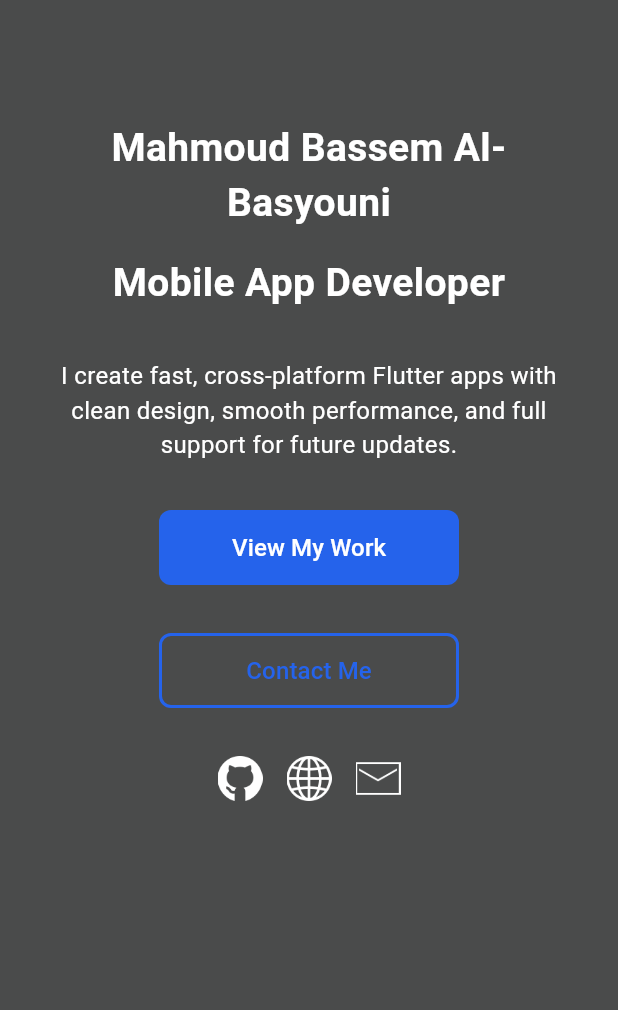
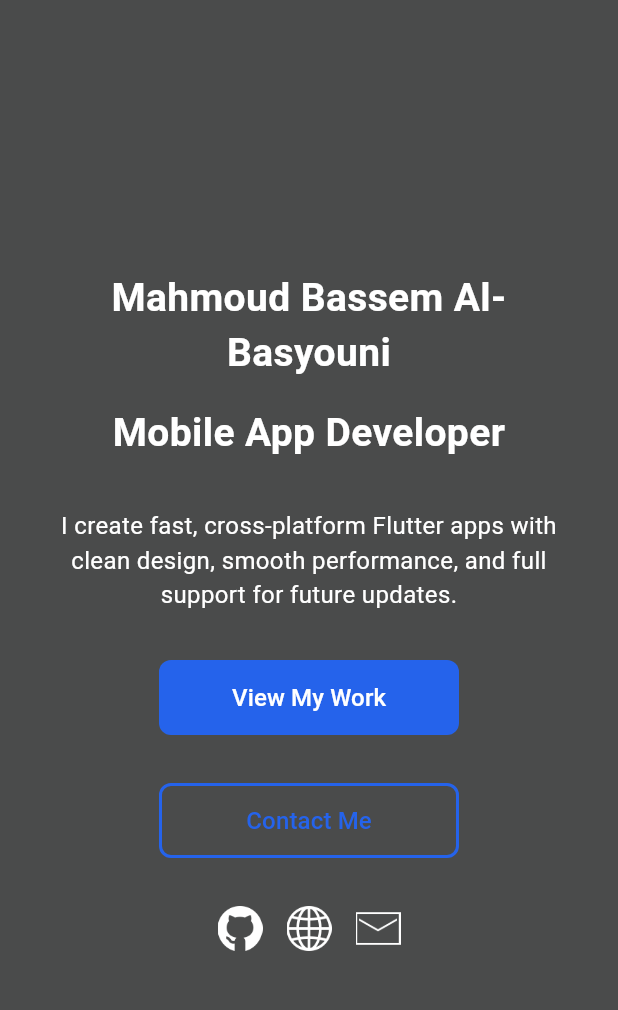
Before and after one commit to Beso-07/my-website, a Flutter app: the screen it shows after launch, after a tap on "View My Work", on a phone screen of 412 x 824 dp, the part 120-1130 px from its top. Run offline on Flutter 3.47's test engine with Material 3 defaults, Android fonts, the phone set to English and light mode, and no system bars; our stand-ins replace font_awesome_flutter.

Commit message:
finish app

```diff
--- a/lib/pages/home_page.dart
+++ b/lib/pages/home_page.dart
@@ -8,17 +8,46 @@ import 'package:my_website/widgets/projects_section.dart';
 import 'package:my_website/widgets/skills_section.dart';
 
 class HomePage extends StatelessWidget {
-  const HomePage({super.key});
+  HomePage({super.key});
+
+  final GlobalKey homeKey = GlobalKey();
+  final GlobalKey aboutKey = GlobalKey();
+  final GlobalKey experienceKey = GlobalKey();
+  final GlobalKey projectsKey = GlobalKey();
+  final GlobalKey skillsKey = GlobalKey();
+  final GlobalKey contactKey = GlobalKey();
+
+  void scrollToSection(GlobalKey key) {
+    final context = key.currentContext;
+    if (context != null) {
+      Scrollable.ensureVisible(
+        context,
+        duration: const Duration(milliseconds: 600),
+        curve: Curves.easeInOut,
+      );
+    }
+  }
 
   @override
   Widget build(BuildContext context) {
+    final keys = {
+      "Home": homeKey,
+      "About": aboutKey,
+      "Experience": experienceKey,
+      "Projects": projectsKey,
+      "Skills": skillsKey,
+      "Contact": contactKey,
+    };
+
     return Scaffold(
-      endDrawer: mobileDrawer(context),
-
+      endDrawer: mobileDrawer(context, scrollToSection, keys),
       body: Column(
         children: [
           // Header Section
-          SizedBox(height: 80, child: HeaderSection()),
+          SizedBox(
+            height: 80,
+            child: HeaderSection(scrollToSection: scrollToSection, keys: keys),
+          ),
 
           // Main
           Expanded(
@@ -26,28 +55,33 @@ class HomePage extends StatelessWidget {
               child: Column(
                 children: [
                   // Home Section
-                  HomeSection(),
-
-                  SizedBox(height: 32),
+                  Container(
+                    key: homeKey,
+                    child: HomeSection(
+                      contactKey: contactKey,
+                      projectsKey: projectsKey,
+                    ),
+                  ),
+                  const SizedBox(height: 64),
 
                   // About Section
-                  AboutSection(),
-                  SizedBox(height: 32),
+                  Container(key: aboutKey, child: AboutSection()),
+                  const SizedBox(height: 180),
 
                   // Experience Section
-                  ExperienceSection(),
-                  SizedBox(height: 32),
+                  Container(key: experienceKey, child: ExperienceSection()),
+                  const SizedBox(height: 32),
 
                   // Project Section
-                  ProjectsSection(),
-                  SizedBox(height: 32),
+                  Container(key: projectsKey, child: ProjectsSection()),
+                  const SizedBox(height: 64),
 
                   // Skills Section
-                  SkillsSection(),
-                  SizedBox(height: 32),
+                  Container(key: skillsKey, child: SkillsSection()),
+                  const SizedBox(height: 120),
 
                   // Contact Section
-                  ContactSection(),
+                  Container(key: contactKey, child: ContactSection()),
                 ],
               ),
             ),
--- a/lib/widgets/about_section.dart
+++ b/lib/widgets/about_section.dart
@@ -6,7 +6,7 @@ class AboutSection extends StatelessWidget {
 
   @override
   Widget build(BuildContext context) {
-    return Padding(
+    return Container(
       padding: const EdgeInsets.symmetric(horizontal: 64, vertical: 16),
       child: Column(
         crossAxisAlignment:
@@ -23,12 +23,12 @@ class AboutSection extends StatelessWidget {
             children: [
               Column(
                 children: [
-                  Text(
+                  const Text(
                     'About Me',
                     textAlign: TextAlign.center,
                     style: TextStyle(fontSize: 35, fontWeight: FontWeight.bold),
                   ),
-                  SizedBox(height: 8),
+                  const SizedBox(height: 8),
                   Container(
                     width: 150,
                     height: 3,
@@ -38,41 +38,38 @@ class AboutSection extends StatelessWidget {
               ),
             ],
           ),
-
-          SizedBox(height: 32),
-
+          const SizedBox(height: 32),
           SizedBox(
             width: 800,
             child: Text(
               Responsive.about,
               textAlign: TextAlign.start,
-              style: TextStyle(fontSize: 18, fontWeight: FontWeight.w500),
+              style: const TextStyle(fontSize: 18, fontWeight: FontWeight.w500),
             ),
           ),
-
-          SizedBox(height: 32),
-          Text(
+          const SizedBox(height: 32),
+          const Text(
             'Education',
             textAlign: TextAlign.center,
             style: TextStyle(fontSize: 35, fontWeight: FontWeight.bold),
           ),
-          SizedBox(height: 32),
-          Text(
+          const SizedBox(height: 32),
+          const Text(
             'Faculty of Computer Science & Information, Menoufia University',
             style: TextStyle(fontSize: 18, fontWeight: FontWeight.w700),
           ),
-          SizedBox(height: 3),
-          Text(
+          const SizedBox(height: 3),
+          const Text(
             ' Bachelor of COMPUTER SCIENCE, CS Major (3.1 GPA, very good)',
             style: TextStyle(fontSize: 17, fontWeight: FontWeight.w500),
           ),
-          SizedBox(height: 32),
-          Text(
+          const SizedBox(height: 32),
+          const Text(
             'Digital Egypt Pioneers Initiative (DEPI) - Intensive Training Program',
             style: TextStyle(fontSize: 18, fontWeight: FontWeight.w700),
           ),
-          SizedBox(height: 3),
-          Text(
+          const SizedBox(height: 3),
+          const Text(
             ' Software Development - Cross Platform Mobile App Developer',
             style: TextStyle(fontSize: 17, fontWeight: FontWeight.w500),
           ),
--- a/lib/widgets/contact/build_contact_form.dart
+++ b/lib/widgets/contact/build_contact_form.dart
@@ -1,4 +1,5 @@
 import 'package:flutter/material.dart';
+import 'package:my_website/constrants/contants.dart';
 
 Widget buildContactForm() {
   return Column(
@@ -16,9 +17,7 @@ Widget buildContactForm() {
         style: ElevatedButton.styleFrom(
           padding: const EdgeInsets.symmetric(horizontal: 30, vertical: 16),
           backgroundColor: Colors.blue,
-          shape: RoundedRectangleBorder(
-            borderRadius: BorderRadius.circular(8),
-          ),
+          shape: RoundedRectangleBorder(borderRadius: BorderRadius.circular(8)),
         ),
         child: const Text(
           "Send Message",
@@ -36,11 +35,15 @@ InputDecoration inputDecoration(String hint) {
     fillColor: Colors.white,
     border: OutlineInputBorder(
       borderRadius: BorderRadius.circular(8),
-      borderSide: BorderSide(color: Colors.grey.shade300),
+      borderSide: BorderSide(color: Responsive.kPrimaryColor),
     ),
     enabledBorder: OutlineInputBorder(
       borderRadius: BorderRadius.circular(8),
-      borderSide: BorderSide(color: Colors.grey.shade300),
+      borderSide: BorderSide(color: Colors.grey),
+    ),
+    focusedBorder: OutlineInputBorder(
+      borderRadius: BorderRadius.circular(8),
+      borderSide: BorderSide(color: Responsive.kPrimaryColor),
     ),
   );
 }
--- a/lib/widgets/header_section.dart
+++ b/lib/widgets/header_section.dart
@@ -3,7 +3,14 @@ import 'package:my_website/constrants/contants.dart';
 import 'package:my_website/models/header_data.dart';
 
 class HeaderSection extends StatelessWidget {
-  const HeaderSection({super.key});
+  final Function(GlobalKey) scrollToSection;
+  final Map<String, GlobalKey> keys;
+
+  const HeaderSection({
+    super.key,
+    required this.scrollToSection,
+    required this.keys,
+  });
 
   @override
   Widget build(BuildContext context) {
@@ -21,20 +28,20 @@ class HeaderSection extends StatelessWidget {
           ),
           const Spacer(),
 
-          // Desktop
+          // Desktop Menu
           if (Responsive.isDesktop(context))
             Row(
               children: [
-                for (int i = 0; i < headerData.length; i++)
+                for (var item in headerData)
                   Padding(
                     padding: const EdgeInsets.only(right: 8),
                     child: TextButton(
-                      onPressed: () {},
+                      onPressed: () => scrollToSection(keys[item]!),
                       style: ButtonStyle(
-                        overlayColor: WidgetStateProperty.all(
-                          Colors.transparent,
-                        ),
-                        foregroundColor: WidgetStateProperty.resolveWith<Color>(
+                        overlayColor:
+                            WidgetStateProperty.all(Colors.transparent),
+                        foregroundColor:
+                            WidgetStateProperty.resolveWith<Color>(
                           (states) {
                             if (states.contains(WidgetState.hovered)) {
                               return Responsive.kPrimaryColor;
@@ -44,7 +51,7 @@ class HeaderSection extends StatelessWidget {
                         ),
                       ),
                       child: Text(
-                        headerData[i],
+                        item,
                         style: const TextStyle(
                           fontWeight: FontWeight.w600,
                           fontSize: 15,
@@ -54,14 +61,12 @@ class HeaderSection extends StatelessWidget {
                   ),
               ],
             )
-          // Mobile / Tablet
           else
             Builder(
-              builder:
-                  (context) => IconButton(
-                    icon: const Icon(Icons.menu, size: 24),
-                    onPressed: () => Scaffold.of(context).openEndDrawer(),
-                  ),
+              builder: (context) => IconButton(
+                icon: const Icon(Icons.menu, size: 24),
+                onPressed: () => Scaffold.of(context).openEndDrawer(),
+              ),
             ),
         ],
       ),
@@ -70,10 +75,13 @@ class HeaderSection extends StatelessWidget {
 }
 
 /// mobile drawer
-Drawer mobileDrawer(BuildContext context) {
+Drawer mobileDrawer(
+  BuildContext context,
+  Function(GlobalKey) scrollToSection,
+  Map<String, GlobalKey> keys,
+) {
   return Drawer(
     child: Column(
-      mainAxisAlignment: MainAxisAlignment.start,
       crossAxisAlignment: CrossAxisAlignment.start,
       children: [
         Padding(
@@ -83,21 +91,23 @@ Drawer mobileDrawer(BuildContext context) {
             children: [
               IconButton(
                 onPressed: () => Navigator.pop(context),
-                icon: Icon(Icons.close, size: 26),
+                icon: const Icon(Icons.close, size: 26),
               ),
             ],
           ),
         ),
-        for (int i = 0; i < headerData.length; i++)
+        for (var item in headerData)
           Padding(
             padding: const EdgeInsets.only(left: 16),
             child: TextButton(
-              onPressed: () {},
+              onPressed: () {
+                Navigator.pop(context); // close drawer
+                scrollToSection(keys[item]!);
+              },
               style: ButtonStyle(
                 overlayColor: WidgetStateProperty.all(Colors.transparent),
-                foregroundColor: WidgetStateProperty.resolveWith<Color>((
-                  states,
-                ) {
+                foregroundColor:
+                    WidgetStateProperty.resolveWith<Color>((states) {
                   if (states.contains(WidgetState.hovered)) {
                     return Responsive.kPrimaryColor;
                   }
@@ -105,7 +115,7 @@ Drawer mobileDrawer(BuildContext context) {
                 }),
               ),
               child: Text(
-                headerData[i],
+                item,
                 style: const TextStyle(
                   fontWeight: FontWeight.w600,
                   fontSize: 16,
@@ -113,14 +123,6 @@ Drawer mobileDrawer(BuildContext context) {
               ),
             ),
           ),
-        // ListTile(
-        //   leading: Icon(headerDataIcons[i]),
-        //   title: Text(
-        //     headerData[i],
-        //     style: const TextStyle(fontWeight: FontWeight.w600, fontSize: 16),
-        //   ),
-        //   onTap: () {},
-        // ),
       ],
     ),
   );
--- a/lib/widgets/home_section.dart
+++ b/lib/widgets/home_section.dart
@@ -1,9 +1,16 @@
 import 'package:flutter/material.dart';
 import 'package:my_website/constrants/contants.dart';
 import 'package:my_website/constrants/images_path.dart';
+import 'package:url_launcher/url_launcher.dart';
 
 class HomeSection extends StatelessWidget {
-  const HomeSection({super.key});
+  const HomeSection({
+    super.key,
+    required this.contactKey,
+    required this.projectsKey,
+  });
+  final GlobalKey contactKey;
+  final GlobalKey projectsKey;
 
   @override
   Widget build(BuildContext context) {
@@ -15,7 +22,7 @@ class HomeSection extends StatelessWidget {
         padding: const EdgeInsets.symmetric(horizontal: 32),
         child: Column(
           children: [
-            SizedBox(height: 80),
+            SizedBox(height: 180),
             Text(
               'Mahmoud Bassem Al-Basyouni',
               textAlign: TextAlign.center,
@@ -56,7 +63,13 @@ class HomeSection extends StatelessWidget {
                 mainAxisAlignment: MainAxisAlignment.center,
                 children: [
                   TextButton(
-                    onPressed: () {},
+                    onPressed: () {
+                      Scrollable.ensureVisible(
+                        projectsKey.currentContext!,
+                        duration: Duration(seconds: 1),
+                        curve: Curves.easeInOut,
+                      );
+                    },
                     style: ButtonStyle(
                       fixedSize: WidgetStateProperty.all(const Size(200, 50)),
 
@@ -84,7 +97,13 @@ class HomeSection extends StatelessWidget {
 
                   SizedBox(width: 32),
                   TextButton(
-                    onPressed: () {},
+                    onPressed: () {
+                      Scrollable.ensureVisible(
+                        contactKey.currentContext!,
+                        duration: Duration(seconds: 1),
+                        curve: Curves.easeInOut,
+                      );
+                    },
                     style: ButtonStyle(
                       fixedSize: WidgetStateProperty.all(const Size(200, 50)),
                       backgroundColor: WidgetStateProperty.resolveWith<Color>((
@@ -205,26 +224,40 @@ class HomeSection extends StatelessWidget {
             Row(
               mainAxisAlignment: MainAxisAlignment.center,
               children: [
+                // GitHub
                 InkWell(
-                  onTap: () {},
+                  onTap: () => _launchUrl("https://github.com/Beso-07"),
+                  splashColor: Colors.transparent,
+                  hoverColor: Colors.transparent,
+                  highlightColor: Colors.transparent,
                   child: Image.asset(
                     ImagesPath.github,
                     width: 30,
                     color: Colors.white,
                   ),
                 ),
-                SizedBox(width: 16),
+                const SizedBox(width: 16),
+
+                // Website
                 InkWell(
-                  onTap: () {},
+                  onTap: () => _launchUrl("https://mahmoud-bassem.site"),
+                  splashColor: Colors.transparent,
+                  hoverColor: Colors.transparent,
+                  highlightColor: Colors.transparent,
                   child: Image.asset(
                     ImagesPath.web,
                     width: 30,
                     color: Colors.white,
                   ),
                 ),
-                SizedBox(width: 16),
+                const SizedBox(width: 16),
+
+                // Email
                 InkWell(
-                  onTap: () {},
+                  onTap: () => _launchUrl("mailto:mahmoudbassem34@gmail.com"),
+                  splashColor: Colors.transparent,
+                  hoverColor: Colors.transparent,
+                  highlightColor: Colors.transparent,
                   child: Image.asset(
                     ImagesPath.mail,
                     width: 30,
@@ -239,4 +272,11 @@ class HomeSection extends StatelessWidget {
       ),
     );
   }
+
+  Future<void> _launchUrl(String url) async {
+    final Uri uri = Uri.parse(url);
+    if (await canLaunchUrl(uri)) {
+      await launchUrl(uri, mode: LaunchMode.externalApplication);
+    }
+  }
 }
--- a/lib/widgets/projects_section.dart
+++ b/lib/widgets/projects_section.dart
@@ -4,11 +4,14 @@ import 'package:my_website/models/project_model.dart';
 import 'package:my_website/widgets/project_card.dart';
 
 class ProjectsSection extends StatelessWidget {
-  const ProjectsSection({super.key});
+  ProjectsSection({super.key});
+  final GlobalKey projectsKey = GlobalKey();
 
   @override
   Widget build(BuildContext context) {
     return Container(
+      key: projectsKey,
+
       width: double.infinity,
       margin: EdgeInsets.symmetric(horizontal: 8),
 
```
